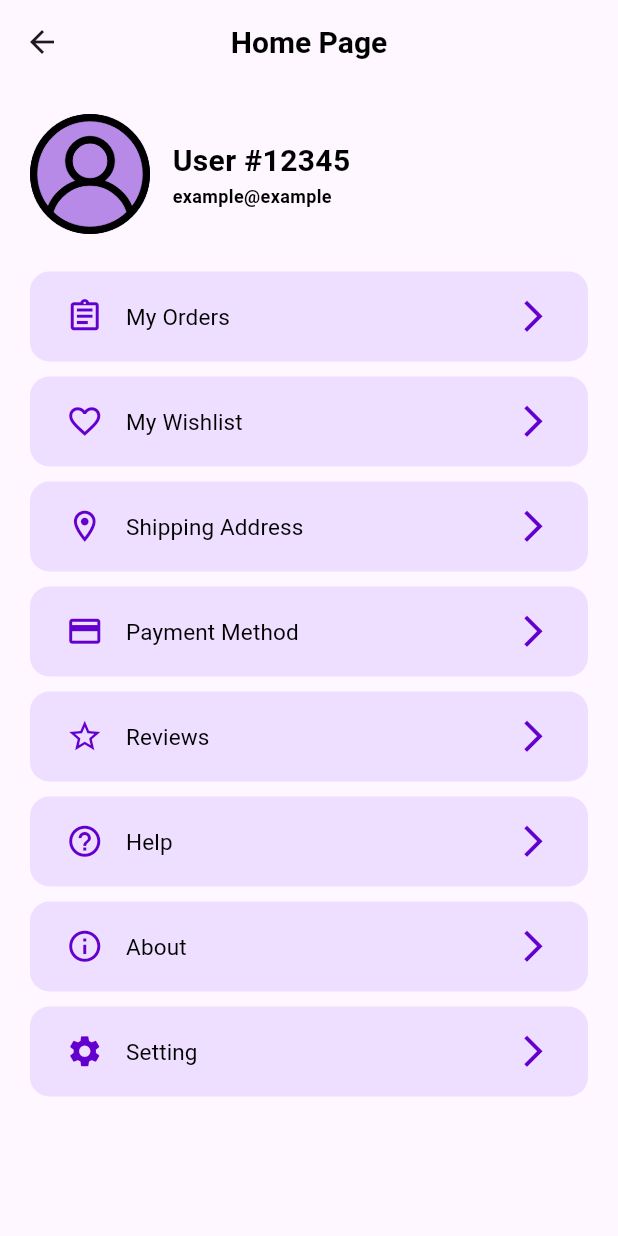
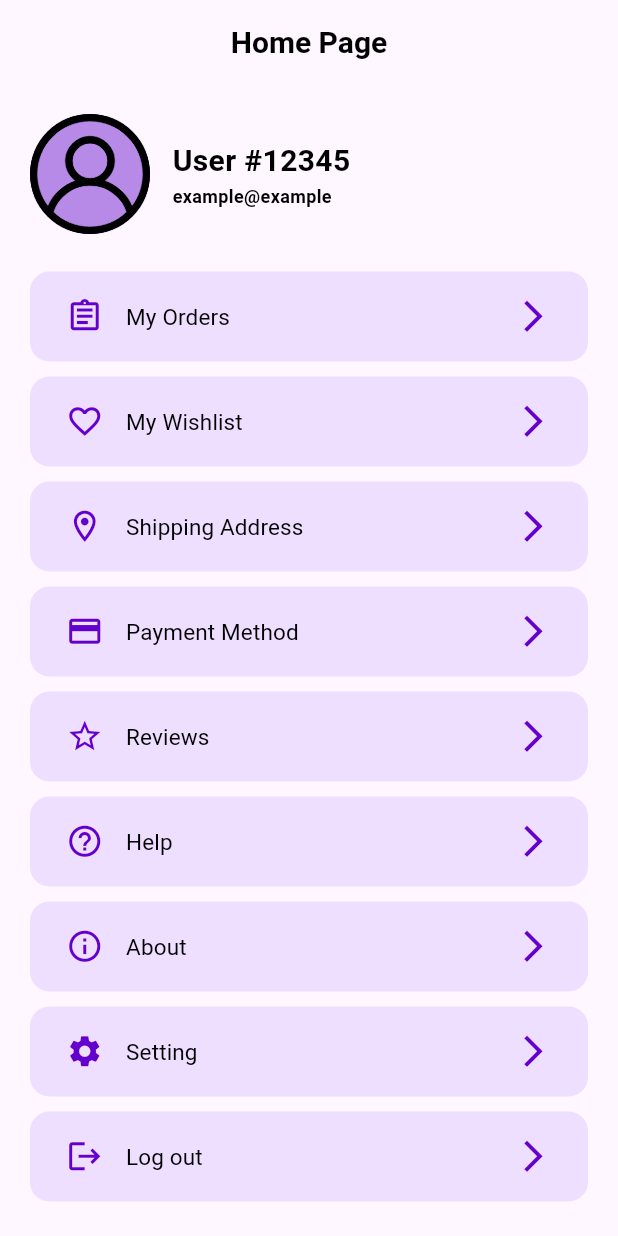
Before and after one commit to ybteo/classroom, a Flutter app: the homePage screen opened directly, on a phone screen of 412 x 824 dp. Run offline on Flutter 3.47's test engine with Material 3 defaults, Android fonts, the phone set to English and light mode, and no system bars; our stand-ins replace local_auth, pin_code_fields, step_progress_indicator; missing offline and left inert: local_auth_platform_interface; Roboto replaces fonts that are missing (Captions Regular, Heading 1, Heading 3).

Commit message:
add logout function

```diff
--- a/lib/login/emailLogin.dart
+++ b/lib/login/emailLogin.dart
@@ -155,7 +155,7 @@ class _emailLoginState extends State<emailLogin> {
 
 
                             //String enteredEmail = emailController.text;
-                            Navigator.push(
+                            Navigator.pushReplacement(
                               context,
                               MaterialPageRoute(builder: (context) => homePage(),
                               ),
--- a/lib/pages/homePage.dart
+++ b/lib/pages/homePage.dart
@@ -2,6 +2,8 @@ import 'package:flutter/cupertino.dart';
 import 'package:flutter/material.dart';
 import 'package:flutter_application_1/const/constant.dart';
 import 'package:flutter_application_1/const/text_style.dart';
+import 'package:flutter_application_1/login/loginAccount.dart';
+import 'package:flutter_application_1/main.dart';
 
 class homePage extends StatefulWidget {
 
@@ -374,6 +376,51 @@ class _homePageState extends State<homePage> {
                         ],
                       ),
 
+                      const SizedBox(height: 10.0),
+
+                       Row(
+                        children: [
+                          Expanded(
+                            child: FilledButton(
+                              onPressed: (){
+                                Navigator.pushReplacement(
+                                  context,
+                                  MaterialPageRoute(
+                                    builder: (context)=> MyHomePage(title: 'title',),),
+                                    );
+                              },
+                              style: ButtonStyle(
+                                backgroundColor: MaterialStateColor.resolveWith(
+                                  (Set<MaterialState> states){
+                                      if(states.contains(MaterialState.disabled)){
+                                        return primaryPurple.shade300;
+                                      }
+                                         return primaryPurple.shade200;
+                                    }, ),
+
+                              shape:MaterialStateProperty.all<RoundedRectangleBorder>(
+                                    RoundedRectangleBorder(
+                                      borderRadius: BorderRadius.circular(13.0),
+                                    ),
+                                    ),
+                              fixedSize: MaterialStateProperty.all<Size>(
+                                      const Size.fromHeight(60.0),
+                                      //const Size.fromWidth(70.0),
+                                    ),),
+                              child: Row(
+                                children: [
+                                  Icon(Icons.logout, color: primaryPurple.shade400, size: 25.0),
+                                  const SizedBox(width: 15.0),
+                                  Text('Log out', style: textBlack),
+                                  const Spacer(),
+                                  Icon(Icons.arrow_forward_ios, color: primaryPurple.shade400, size: 25.0),
+                                ],
+                              ),
+                              ),
+                          ),
+                        ],
+                      ),
+
 
                     ],
                   ),
@@ -391,4 +438,6 @@ class _homePageState extends State<homePage> {
 
     );
   }
+
+
 }
```
